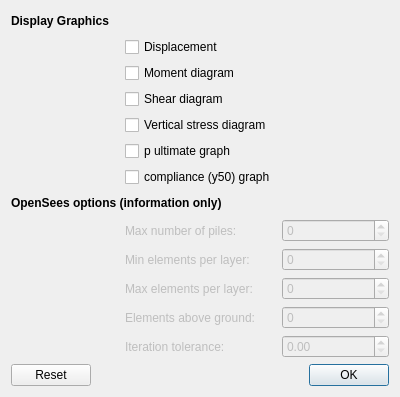
This is utilWindows/dialogpreferences.ui in NHERI-SimCenter/PileGroupTool as Qt 5 draws it before an edit. The edited form follows.
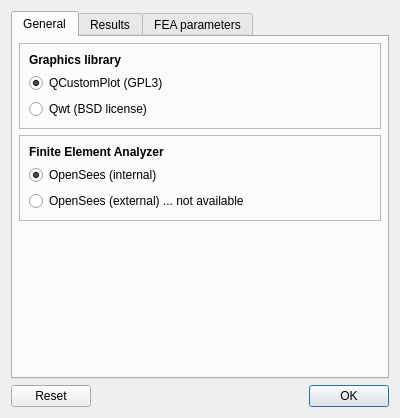
This is the edited form.

```diff
--- a/utilWindows/dialogpreferences.ui
+++ b/utilWindows/dialogpreferences.ui
@@ -7,27 +7,113 @@
     <x>0</x>
     <y>0</y>
     <width>400</width>
-    <height>388</height>
+    <height>418</height>
    </rect>
   </property>
   <property name="windowTitle">
    <string>Dialog</string>
   </property>
-  <layout class="QGridLayout" name="gridLayout">
-   <item row="9" column="0" colspan="3">
-    <widget class="QLabel" name="label_2">
+  <layout class="QVBoxLayout" name="verticalLayout">
+   <item>
+    <widget class="QTabWidget" name="tabWidget">
+     <property name="currentIndex">
+      <number>0</number>
+     </property>
+     <widget class="QWidget" name="tab_3">
+      <attribute name="title">
+       <string>General</string>
+      </attribute>
+      <layout class="QGridLayout" name="gridLayout_2">
+       <property name="leftMargin">
+        <number>6</number>
+       </property>
+       <property name="topMargin">
+        <number>6</number>
+       </property>
+       <property name="rightMargin">
+        <number>6</number>
+       </property>
+       <property name="bottomMargin">
+        <number>6</number>
+       </property>
+       <item row="0" column="0">
+        <widget class="QFrame" name="frame">
      <property name="minimumSize">
       <size>
        <width>0</width>
        <height>20</height>
       </size>
      </property>
-     <property name="maximumSize">
+         <property name="frameShape">
+          <enum>QFrame::StyledPanel</enum>
+         </property>
+         <property name="frameShadow">
+          <enum>QFrame::Raised</enum>
+         </property>
+         <layout class="QVBoxLayout" name="verticalLayout_6">
+          <item>
+           <widget class="QLabel" name="label_8">
+            <property name="font">
+             <font>
+              <weight>75</weight>
+              <bold>true</bold>
+             </font>
+            </property>
+            <property name="text">
+             <string>Graphics library</string>
+            </property>
+           </widget>
+          </item>
+          <item>
+           <widget class="QRadioButton" name="rbtn_useQCP">
+            <property name="text">
+             <string>QCustomPlot (GPL3)</string>
+            </property>
+            <property name="checked">
+             <bool>true</bool>
+            </property>
+           </widget>
+          </item>
+          <item>
+           <widget class="QRadioButton" name="rbtn_useQwt">
+            <property name="text">
+             <string>Qwt (BSD license)</string>
+            </property>
+           </widget>
+          </item>
+         </layout>
+        </widget>
+       </item>
+       <item row="2" column="0">
+        <spacer name="verticalSpacer">
+         <property name="orientation">
+          <enum>Qt::Vertical</enum>
+         </property>
+         <property name="sizeHint" stdset="0">
       <size>
-       <width>16777215</width>
-       <height>30</height>
-      </size>
-     </property>
+           <width>20</width>
+           <height>40</height>
+          </size>
+         </property>
+        </spacer>
+       </item>
+       <item row="1" column="0">
+        <widget class="QFrame" name="frame_2">
+         <property name="minimumSize">
+          <size>
+           <width>0</width>
+           <height>20</height>
+          </size>
+         </property>
+         <property name="frameShape">
+          <enum>QFrame::StyledPanel</enum>
+         </property>
+         <property name="frameShadow">
+          <enum>QFrame::Raised</enum>
+         </property>
+         <layout class="QVBoxLayout" name="verticalLayout_5">
+          <item>
+           <widget class="QLabel" name="label_9">
      <property name="font">
       <font>
        <weight>75</weight>
@@ -35,11 +121,44 @@
       </font>
      </property>
      <property name="text">
-      <string>OpenSees options (information only)</string>
+             <string>Finite Element Analyzer</string>
      </property>
     </widget>
    </item>
-   <item row="0" column="0" colspan="3">
+          <item>
+           <widget class="QRadioButton" name="rbtn_OpenSeesInt">
+            <property name="text">
+             <string>OpenSees (internal)</string>
+            </property>
+            <property name="checkable">
+             <bool>true</bool>
+            </property>
+            <property name="checked">
+             <bool>true</bool>
+            </property>
+           </widget>
+          </item>
+          <item>
+           <widget class="QRadioButton" name="rbtn_OpenSeesExt">
+            <property name="text">
+             <string>OpenSees (external) ... not available</string>
+            </property>
+            <property name="checkable">
+             <bool>false</bool>
+            </property>
+           </widget>
+          </item>
+         </layout>
+        </widget>
+       </item>
+      </layout>
+     </widget>
+     <widget class="QWidget" name="tab">
+      <attribute name="title">
+       <string>Results</string>
+      </attribute>
+      <layout class="QVBoxLayout" name="verticalLayout_2">
+       <item>
     <widget class="QLabel" name="label">
      <property name="minimumSize">
       <size>
@@ -64,14 +183,24 @@
      </property>
     </widget>
    </item>
-   <item row="5" column="1">
-    <widget class="QCheckBox" name="chkBx_shear">
+       <item>
+        <widget class="QCheckBox" name="chkBx_displacement">
+         <property name="enabled">
+          <bool>true</bool>
+         </property>
      <property name="text">
-      <string>Shear diagram</string>
+          <string>Lateral displacement</string>
      </property>
     </widget>
    </item>
-   <item row="4" column="1">
+       <item>
+        <widget class="QCheckBox" name="chkBx_pullOut">
+         <property name="text">
+          <string>Axial displacement</string>
+         </property>
+        </widget>
+       </item>
+       <item>
     <widget class="QCheckBox" name="chkBx_moment">
      <property name="enabled">
       <bool>true</bool>
@@ -81,116 +210,74 @@
      </property>
     </widget>
    </item>
-   <item row="14" column="1">
-    <widget class="QLabel" name="label_3">
-     <property name="enabled">
-      <bool>false</bool>
-     </property>
+       <item>
+        <widget class="QCheckBox" name="chkBx_shear">
      <property name="text">
       <string>Elements above ground:</string>
      </property>
     </widget>
    </item>
-   <item row="14" column="2">
-    <widget class="QSpinBox" name="elementsAboveGround">
-     <property name="enabled">
-      <bool>false</bool>
+       <item>
+        <widget class="QCheckBox" name="chkBx_axialForce">
+         <property name="text">
+          <string>Axial force diagram</string>
      </property>
     </widget>
    </item>
-   <item row="11" column="2">
-    <widget class="QSpinBox" name="minElementsPerLayer">
-     <property name="enabled">
-      <bool>false</bool>
-     </property>
-    </widget>
-   </item>
-   <item row="6" column="1">
+       <item>
     <widget class="QCheckBox" name="chkBx_stress">
      <property name="text">
       <string>Vertical stress diagram</string>
      </property>
     </widget>
    </item>
-   <item row="16" column="0" colspan="3">
-    <widget class="QDialogButtonBox" name="buttonBox">
-     <property name="orientation">
-      <enum>Qt::Horizontal</enum>
-     </property>
-     <property name="standardButtons">
-      <set>QDialogButtonBox::Ok|QDialogButtonBox::Reset</set>
-     </property>
-    </widget>
-   </item>
-   <item row="11" column="1">
-    <widget class="QLabel" name="label_4">
-     <property name="enabled">
-      <bool>false</bool>
-     </property>
-     <property name="text">
-      <string>Min elements per layer:</string>
-     </property>
-    </widget>
-   </item>
-   <item row="15" column="2">
-    <widget class="QDoubleSpinBox" name="iterationTolerance">
-     <property name="enabled">
-      <bool>false</bool>
-     </property>
-    </widget>
-   </item>
-   <item row="3" column="1">
-    <widget class="QCheckBox" name="chkBx_displacement">
-     <property name="enabled">
-      <bool>true</bool>
-     </property>
-     <property name="text">
-      <string>Displacement</string>
-     </property>
-    </widget>
-   </item>
-   <item row="8" column="1">
-    <widget class="QCheckBox" name="chkBx_y50">
-     <property name="text">
-      <string>compliance (y50) graph</string>
-     </property>
-    </widget>
-   </item>
-   <item row="15" column="1">
-    <widget class="QLabel" name="label_5">
-     <property name="enabled">
-      <bool>false</bool>
-     </property>
-     <property name="text">
-      <string>Iteration tolerance:</string>
-     </property>
-    </widget>
-   </item>
-   <item row="7" column="1">
+       <item>
     <widget class="QCheckBox" name="chkBx_pu">
      <property name="text">
       <string>p ultimate graph</string>
      </property>
     </widget>
    </item>
-   <item row="12" column="1">
-    <widget class="QLabel" name="label_6">
-     <property name="enabled">
-      <bool>false</bool>
-     </property>
+       <item>
+        <widget class="QCheckBox" name="chkBx_y50">
      <property name="text">
       <string>Max elements per layer:</string>
      </property>
     </widget>
    </item>
-   <item row="12" column="2">
-    <widget class="QSpinBox" name="maxElementsPerLayer">
-     <property name="enabled">
-      <bool>false</bool>
-     </property>
-    </widget>
-   </item>
-   <item row="10" column="1">
+      </layout>
+     </widget>
+     <widget class="QWidget" name="tab_2">
+      <attribute name="title">
+       <string>FEA parameters</string>
+      </attribute>
+      <layout class="QGridLayout" name="gridLayout">
+       <item row="0" column="0" colspan="2">
+        <widget class="QLabel" name="label_2">
+         <property name="minimumSize">
+          <size>
+           <width>0</width>
+           <height>20</height>
+          </size>
+         </property>
+         <property name="maximumSize">
+          <size>
+           <width>16777215</width>
+           <height>30</height>
+          </size>
+         </property>
+         <property name="font">
+          <font>
+           <weight>75</weight>
+           <bold>true</bold>
+          </font>
+         </property>
+         <property name="text">
+          <string>OpenSees options (information only)</string>
+         </property>
+        </widget>
+       </item>
+       <item row="1" column="0">
     <widget class="QLabel" name="label_7">
      <property name="enabled">
       <bool>false</bool>
@@ -200,10 +287,92 @@
      </property>
     </widget>
    </item>
-   <item row="10" column="2">
+       <item row="1" column="1">
     <widget class="QSpinBox" name="maxNumberOfPiles">
      <property name="enabled">
       <bool>false</bool>
+         </property>
+        </widget>
+       </item>
+       <item row="2" column="0">
+        <widget class="QLabel" name="label_4">
+         <property name="enabled">
+          <bool>false</bool>
+         </property>
+         <property name="text">
+          <string>Min elements per layer:</string>
+         </property>
+        </widget>
+       </item>
+       <item row="2" column="1">
+        <widget class="QSpinBox" name="minElementsPerLayer">
+         <property name="enabled">
+          <bool>false</bool>
+         </property>
+        </widget>
+       </item>
+       <item row="3" column="0">
+        <widget class="QLabel" name="label_6">
+         <property name="enabled">
+          <bool>false</bool>
+         </property>
+         <property name="text">
+          <string>Max elements per layer:</string>
+         </property>
+        </widget>
+       </item>
+       <item row="3" column="1">
+        <widget class="QSpinBox" name="maxElementsPerLayer">
+         <property name="enabled">
+          <bool>false</bool>
+         </property>
+        </widget>
+       </item>
+       <item row="4" column="0">
+        <widget class="QLabel" name="label_3">
+         <property name="enabled">
+          <bool>false</bool>
+         </property>
+         <property name="text">
+          <string>Elements above ground:</string>
+         </property>
+        </widget>
+       </item>
+       <item row="4" column="1">
+        <widget class="QSpinBox" name="elementsAboveGround">
+         <property name="enabled">
+          <bool>false</bool>
+         </property>
+        </widget>
+       </item>
+       <item row="5" column="0">
+        <widget class="QLabel" name="label_5">
+         <property name="enabled">
+          <bool>false</bool>
+         </property>
+         <property name="text">
+          <string>Iteration tolerance:</string>
+         </property>
+        </widget>
+       </item>
+       <item row="5" column="1">
+        <widget class="QDoubleSpinBox" name="iterationTolerance">
+         <property name="enabled">
+          <bool>false</bool>
+         </property>
+        </widget>
+       </item>
+      </layout>
+     </widget>
+    </widget>
+   </item>
+   <item>
+    <widget class="QDialogButtonBox" name="buttonBox">
+     <property name="orientation">
+      <enum>Qt::Horizontal</enum>
+     </property>
+     <property name="standardButtons">
+      <set>QDialogButtonBox::Ok|QDialogButtonBox::Reset</set>
      </property>
     </widget>
    </item>
```
Left out of the diff: 4 changed lines with no effect on the pictures. Lines whose indentation alone changed are shown as unchanged.
